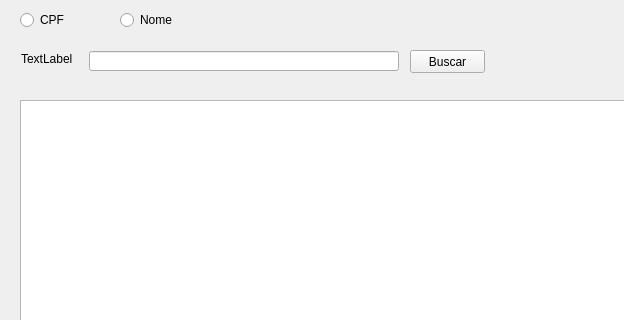
Old version of the form SistemaDeMatriculas-V0/consulta_professor.ui in the repository leonardopereira10/UEG; both pictures show x 0 to 624 and y 0 to 320 of the 1022 by 654 pixel window.
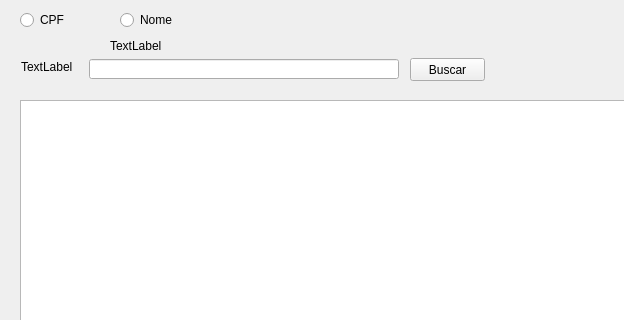
New version of the form.

Commit message: Finalização do removeProfessor e iniciação do listar_professor

The edit to the form file:
```diff
--- a/SistemaDeMatriculas-V0/consulta_professor.ui
+++ b/SistemaDeMatriculas-V0/consulta_professor.ui
@@ -43,7 +43,7 @@
    <property name="geometry">
     <rect>
      <x>21</x>
-     <y>51</y>
+     <y>59</y>
      <width>55</width>
      <height>16</height>
     </rect>
@@ -56,7 +56,7 @@
    <property name="geometry">
     <rect>
      <x>89</x>
-     <y>51</y>
+     <y>59</y>
      <width>310</width>
      <height>20</height>
     </rect>
@@ -72,7 +72,7 @@
    <property name="geometry">
     <rect>
      <x>410</x>
-     <y>50</y>
+     <y>58</y>
      <width>75</width>
      <height>23</height>
     </rect>
@@ -91,6 +91,19 @@
     </rect>
    </property>
   </widget>
+  <widget class="QLabel" name="aviso_cpf">
+   <property name="geometry">
+    <rect>
+     <x>110</x>
+     <y>38</y>
+     <width>80</width>
+     <height>16</height>
+    </rect>
+   </property>
+   <property name="text">
+    <string>TextLabel</string>
+   </property>
+  </widget>
  </widget>
  <resources/>
  <connections/>
```
The commit also changes 15 other files.
